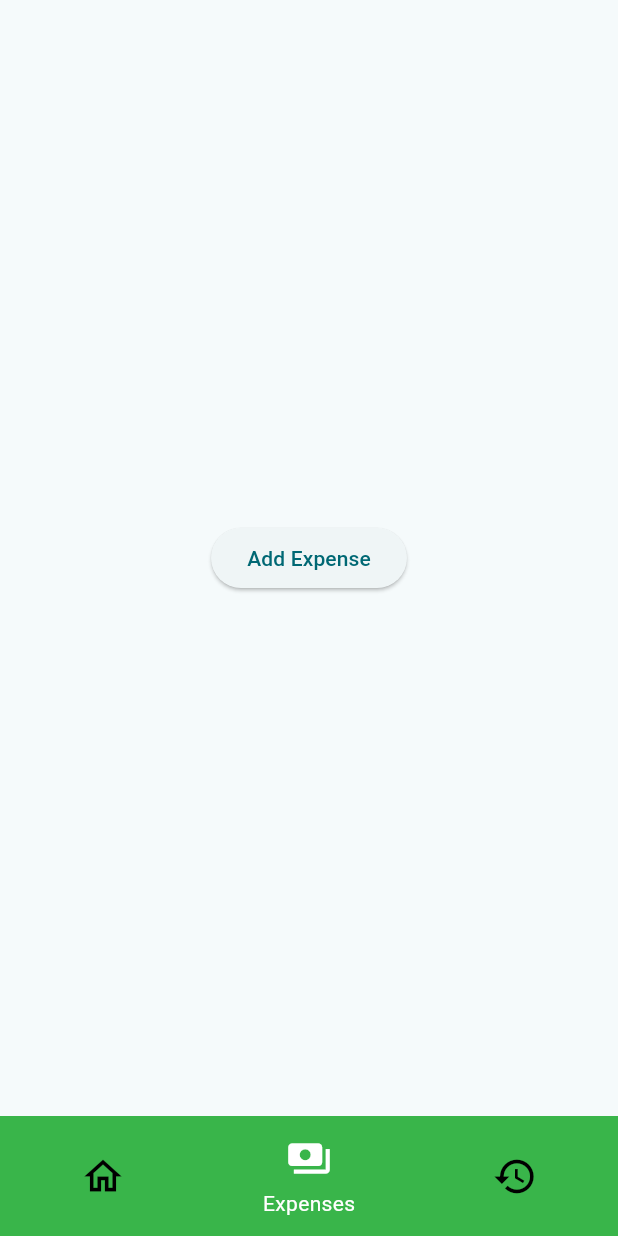
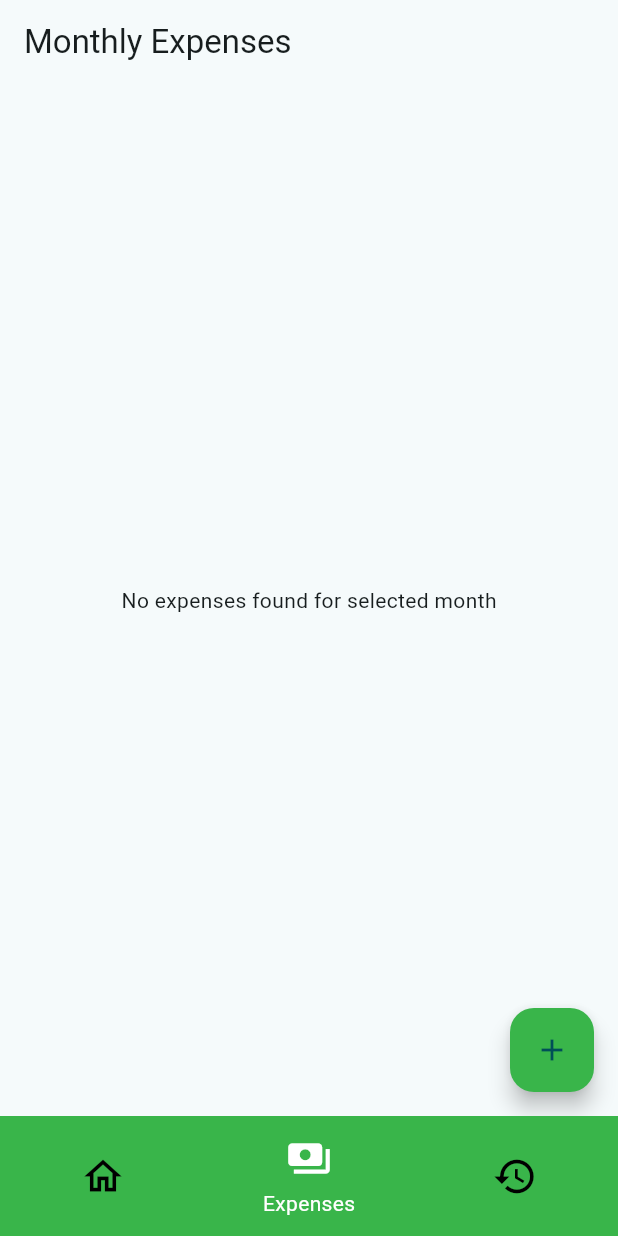
Before and after one commit to kdudley9/expense-tracker-app, a Flutter app: the screen it shows after launch, item 2 of the bottom bar chosen, on a phone screen of 412 x 824 dp. Run offline on Flutter 3.47's test engine with Material 3 defaults, Android fonts, the phone set to English and light mode, and no system bars; our stand-ins replace fl_chart, sqflite; accounts and stored records are empty.

Commit message:
Separete pie chart and current expenses screen

```diff
--- a/expense_tracker/lib/pages/current_expenses_page.dart
+++ b/expense_tracker/lib/pages/current_expenses_page.dart
@@ -1,4 +1,6 @@
 import 'package:flutter/material.dart';
+import 'package:intl/intl.dart';
+import '../database/expense_db.dart';
 import 'add_expense_form.dart';
 
 class CurrentExpensesPage extends StatefulWidget {
@@ -12,17 +14,64 @@ class _CurrentExpensesPageState extends State<CurrentExpensesPage> {
   @override
   Widget build(BuildContext context) {
     return Scaffold(
-      body: Center(
-        child: ElevatedButton(
+      appBar: AppBar(
+        title: const Text('Monthly Expenses'),
+      ),
+      body: FutureBuilder<List<Map<String, dynamic>>>(
+        future: ExpenseDB.getExpensesForMonth(
+            DateFormat('MM').format(DateTime.now()), DateTime.now().year),
+        builder: (context, snapshot) {
+          if (snapshot.connectionState == ConnectionState.waiting) {
+            return const Center(child: CircularProgressIndicator());
+          } else if (snapshot.hasError) {
+            return Center(child: Text('Error: ${snapshot.error}'));
+          } else if (snapshot.data!.isEmpty) {
+            return const Center(
+                child: Text('No expenses found for selected month'));
+          } else {
+            return _buildExpenseList(snapshot.data!);
+          }
+        },
+      ),
+      floatingActionButton: FloatingActionButton(
+        backgroundColor: const Color.fromRGBO(57, 181, 74, 1),
         onPressed: () {
           Navigator.push(
             context,
             MaterialPageRoute(builder: (context) => const AddExpenseForm()),
           );
         },
-          child: const Text('Add Expense'),
+        child: const Icon(Icons.add),
+      ),
+    );
+  }
+
+  Widget _buildExpenseList(List<Map<String, dynamic>> expenses) {
+    return ListView.builder(
+      itemCount: expenses.length,
+      reverse: true,
+      itemBuilder: (context, index) {
+        final expense = expenses[index];
+        final amount = expense['amount'] as double; // Cast amount to double
+        final formattedAmount =
+            amount.toStringAsFixed(2); // Format amount to two decimal places
+        return ListTile(
+          title: Text(
+            expense['title'],
+            style: const TextStyle(fontWeight: FontWeight.bold, fontSize: 16),
+          ),
+          subtitle: Text(
+            '${expense['category']}',
+          ),
+          trailing: Text(
+            '\$$formattedAmount',
+            style: const TextStyle(
+              fontSize: 16,
+              color: Color.fromRGBO(57, 181, 74, 1),
             ),
           ),
         );
+      },
+    );
   }
 }
--- a/expense_tracker/lib/pages/expense_history_page.dart
+++ b/expense_tracker/lib/pages/expense_history_page.dart
@@ -103,11 +103,11 @@ class _ExpenseHistoryPageState extends State<ExpenseHistoryPage> {
   Widget _buildExpenseList(List<Map<String, dynamic>> expenses) {
     return ListView.builder(
       itemCount: expenses.length,
+      reverse: true,
       itemBuilder: (context, index) {
         final expense = expenses[index];
-        final amount = expense['amount'] as double; // Cast amount to double
-        final formattedAmount =
-            amount.toStringAsFixed(2); // Format amount to two decimal places
+        final amount = expense['amount'] as double;
+        final formattedAmount = amount.toStringAsFixed(2);
         return ListTile(
           title: Text(
             expense['title'],
```
Also changed, not shown: expense_tracker/lib/pages/home_page.dart (+2 -77 lines), expense_tracker/lib/widgets/pie_chart.dart (renamed from expense_tracker/lib/models/pie_chart.dart, +35 -14 lines). Lines whose indentation alone changed are shown as unchanged.
